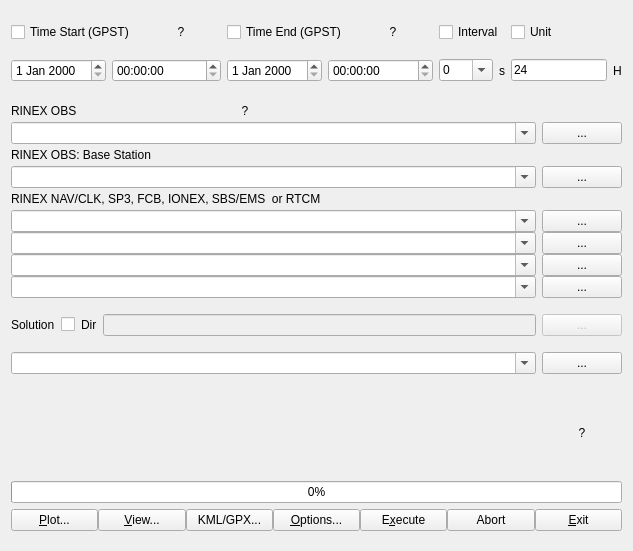
First picture: the form in RTKLIB-2.4.3-b34/RTKLIB-2.4.3-b34/app/qtapp/rtkpost_qt/postmain.ui, repository aierkuite/weixing_youhua, before the edit.
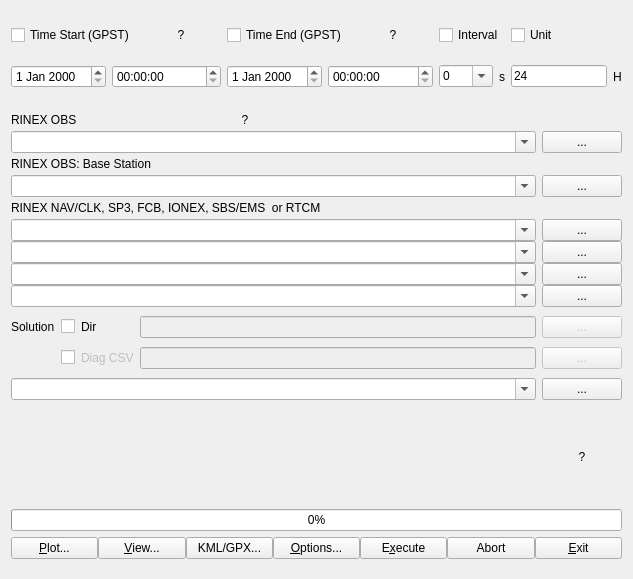
Second picture: the form after the edit. Icons and pictures are not drawn.

Patch:
```diff
--- a/RTKLIB-2.4.3-b34/RTKLIB-2.4.3-b34/app/qtapp/rtkpost_qt/postmain.ui
+++ b/RTKLIB-2.4.3-b34/RTKLIB-2.4.3-b34/app/qtapp/rtkpost_qt/postmain.ui
@@ -7,7 +7,7 @@
     <x>0</x>
     <y>0</y>
     <width>633</width>
-    <height>551</height>
+    <height>579</height>
    </rect>
   </property>
   <property name="windowTitle">
@@ -1097,20 +1097,75 @@
            </property>
           </widget>
          </item>
-         <item row="1" column="0" colspan="4">
-          <widget class="QComboBox" name="OutputFile">
+         <item row="1" column="1">
+          <widget class="QCheckBox" name="DiagOutEna">
+           <property name="toolTip">
+            <string/>
+           </property>
+           <property name="text">
+            <string/>
+           </property>
+           <property name="checked">
+            <bool>false</bool>
+           </property>
+          </widget>
+         </item>
+         <item row="1" column="2">
+          <widget class="QLabel" name="LabelDiagDir">
            <property name="enabled">
-            <bool>true</bool>
+            <bool>false</bool>
            </property>
            <property name="toolTip">
             <string/>
            </property>
-           <property name="editable">
-            <bool>true</bool>
+           <property name="text">
+            <string>Diag CSV</string>
+           </property>
+          </widget>
+         </item>
+         <item row="1" column="3">
+          <widget class="QLineEdit" name="DiagDir">
+           <property name="enabled">
+            <bool>false</bool>
+           </property>
+           <property name="toolTip">
+            <string/>
+           </property>
+           <property name="text">
+            <string/>
            </property>
           </widget>
          </item>
          <item row="1" column="4">
+          <widget class="QPushButton" name="BtnDiagDir">
+           <property name="enabled">
+            <bool>false</bool>
+           </property>
+           <property name="toolTip">
+            <string/>
+           </property>
+           <property name="text">
+            <string>...</string>
+           </property>
+           <property name="flat">
+            <bool>false</bool>
+           </property>
+          </widget>
+         </item>
+         <item row="2" column="0" colspan="4">
+          <widget class="QComboBox" name="OutputFile">
+           <property name="enabled">
+            <bool>true</bool>
+           </property>
+           <property name="toolTip">
+            <string/>
+           </property>
+           <property name="editable">
+            <bool>true</bool>
+           </property>
+          </widget>
+         </item>
+         <item row="2" column="4">
           <widget class="QPushButton" name="BtnOutputFile">
            <property name="enabled">
             <bool>true</bool>
```
